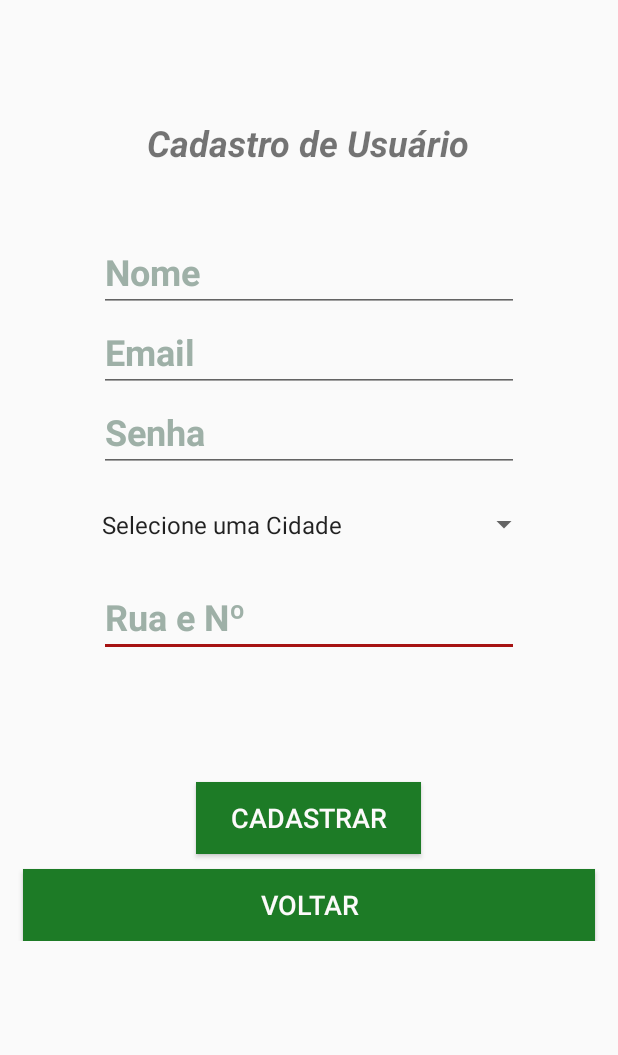
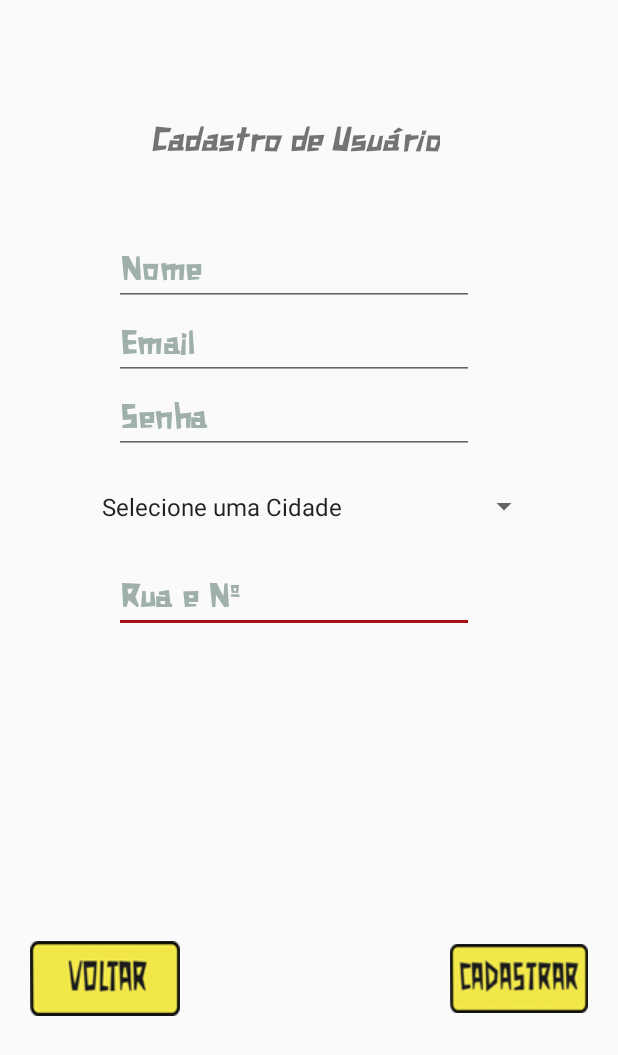
Before and after one commit to felipesses/MeDispacheCliente, an Android app: the usercadastro screen opened directly, with no data from a screen before it, on a phone screen of 412 x 824 dp. Shown: the top 1055 px of the screen. Run offline under Robolectric (Android 15) with nearby library versions, the phone set to English and light mode, and no system bars; our stand-ins replace Firebase (no records; nobody signed in at launch, a user with empty details on screens opened directly); 4 statements that could not run were skipped.

Commit message:
alteraco na fonte e nos botoes de cliente

```diff
--- a/app/src/main/res/layout/activity_usercadastro.xml
+++ b/app/src/main/res/layout/activity_usercadastro.xml
@@ -9,13 +9,15 @@
 
     <RelativeLayout
         android:layout_width="match_parent"
-        android:layout_height="600dp"
+        android:layout_height="match_parent"
         android:layout_alignParentLeft="true"
         android:layout_alignParentStart="true"
         android:layout_alignParentTop="true"
-        android:layout_marginTop="27dp">
+        android:layout_marginTop="27dp"
+        android:layout_marginEnd="20dp"
+        android:layout_marginBottom="27dp">
 
-        <Button
+        <!--<Button
             android:id="@+id/voltar"
             android:layout_width="381dp"
             android:layout_height="wrap_content"
@@ -27,9 +29,9 @@
             android:background="@color/green"
             android:text="voltar"
             android:textColor="@color/white"
-            android:textSize="18sp" />
+            android:textSize="18sp" />-->
 
-        <Button
+       <!-- <Button
             android:id="@+id/userbotao"
             android:layout_width="150dp"
             android:layout_height="wrap_content"
@@ -42,7 +44,24 @@
             android:text="Cadastrar"
             android:textColor="@color/white"
             android:textColorLink="@color/white"
-            android:textSize="18sp" />
+            android:textSize="18sp" />-->
+        <ImageView
+            android:layout_width="wrap_content"
+            android:layout_height="wrap_content"
+            android:id="@+id/btcad"
+            android:src="@drawable/botcad"
+            android:layout_marginTop="600dp"
+            android:layout_marginLeft="300dp"
+            />
+        <ImageView
+            android:layout_width="wrap_content"
+            android:layout_height="wrap_content"
+            android:id="@+id/btvoltar"
+            android:src="@drawable/btn_back"
+            android:layout_marginLeft="20dp"
+            android:layout_marginTop="600dp"
+
+            />
 
         <Spinner
             android:id="@+id/cidade"
@@ -65,7 +84,8 @@
             android:textColorHint="@color/bk"
             android:textColorLink="@color/white"
             android:textSize="24sp"
-            android:textStyle="bold" />
+            android:textStyle="bold"
+            android:fontFamily="@font/xilosa_"/>
 
         <EditText
             android:id="@+id/userpass"
@@ -79,7 +99,8 @@
             android:textColorHint="@color/bk"
             android:textColorLink="@color/white"
             android:textSize="24sp"
-            android:textStyle="bold" />
+            android:textStyle="bold"
+            android:fontFamily="@font/xilosa_"/>
 
         <EditText
             android:id="@+id/useradress"
@@ -93,7 +114,8 @@
             android:textColorHint="@color/bk"
             android:textColorLink="@color/white"
             android:textSize="24sp"
-            android:textStyle="bold" />
+            android:textStyle="bold"
+            android:fontFamily="@font/xilosa_"/>
 
         <EditText
             android:id="@+id/username"
@@ -108,7 +130,8 @@
             android:textColorHint="@color/bk"
             android:textColorLink="@color/white"
             android:textSize="24sp"
-            android:textStyle="bold" />
+            android:textStyle="bold"
+            android:fontFamily="@font/xilosa_"/>
 
 
         <TextView
@@ -121,7 +144,8 @@
             android:lineSpacingExtra="10sp"
             android:text="Cadastro de Usuário"
             android:textSize="24sp"
-            android:textStyle="bold|italic" />
+            android:textStyle="bold|italic"
+            android:fontFamily="@font/xilosa_"/>
 
     </RelativeLayout>
 
```
Also changed, not shown: app/src/main/res/layout/activity_login.xml (+31 -7 lines), app/src/main/res/layout/activity_reset_senha.xml (+13 -2 lines), app/src/main/res/drawable/bot_ent.png (added), app/src/main/res/drawable/botao_env.png (added), app/src/main/res/drawable/botcad.png (added), app/src/main/res/drawable/btn_back.png (added), app/src/main/res/font/xilosa_.ttf (added).
